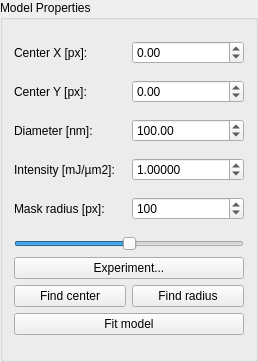
FXIhub/owl, file ui/modelProperties.ui: the form before one commit.
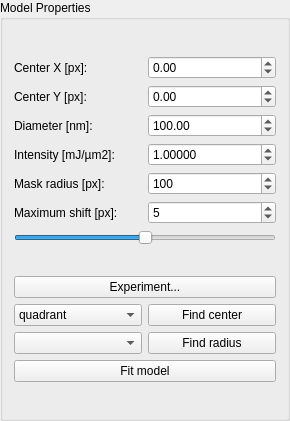
The form after the commit.

Commit message: New features for finding the center of diffraction patterns

What changed in the file:
```diff
--- a/ui/modelProperties.ui
+++ b/ui/modelProperties.ui
@@ -6,8 +6,8 @@
    <rect>
     <x>0</x>
     <y>0</y>
-    <width>258</width>
-    <height>362</height>
+    <width>290</width>
+    <height>421</height>
    </rect>
   </property>
   <property name="windowTitle">
@@ -16,6 +16,8 @@
   <property name="title">
    <string>Model Properties</string>
   </property>
+  <layout class="QGridLayout" name="gridLayout_3">
+   <item row="0" column="0">
   <layout class="QGridLayout" name="gridLayout_2">
    <item row="0" column="0">
     <widget class="QLabel" name="label">
@@ -111,9 +113,24 @@
      </property>
     </widget>
    </item>
-   <item row="5" column="0" colspan="2">
-    <layout class="QGridLayout" name="gridLayout">
-     <item row="0" column="0" colspan="2">
+     <item row="5" column="0">
+      <widget class="QLabel" name="label_6">
+       <property name="text">
+        <string>Maximum shift [px]:</string>
+       </property>
+      </widget>
+     </item>
+     <item row="5" column="1">
+      <widget class="QDoubleSpinBox" name="maximumShift">
+       <property name="decimals">
+        <number>0</number>
+       </property>
+       <property name="value">
+        <double>5.000000000000000</double>
+       </property>
+      </widget>
+     </item>
+     <item row="6" column="0" colspan="2">
       <widget class="QSlider" name="visibilitySlider">
        <property name="minimum">
         <number>-1</number>
@@ -129,20 +146,10 @@
        </property>
       </widget>
      </item>
-     <item row="1" column="0" colspan="2">
-      <widget class="QPushButton" name="experiment">
-       <property name="text">
-        <string>Experiment...</string>
-       </property>
-      </widget>
-     </item>
-     <item row="2" column="0">
-      <widget class="QPushButton" name="findCenterPushButton">
-       <property name="text">
-        <string>Find center</string>
-       </property>
-      </widget>
-     </item>
+    </layout>
+   </item>
+   <item row="1" column="0">
+    <layout class="QGridLayout" name="gridLayout">
      <item row="2" column="1">
       <widget class="QPushButton" name="findRadiusPushButton">
        <property name="text">
@@ -150,6 +157,56 @@
        </property>
       </widget>
      </item>
+     <item row="1" column="1">
+      <widget class="QPushButton" name="findCenterPushButton">
+       <property name="text">
+        <string>Find center</string>
+       </property>
+      </widget>
+     </item>
+     <item row="2" column="0">
+      <widget class="QComboBox" name="findRadiusComboBox">
+       <property name="sizePolicy">
+        <sizepolicy hsizetype="Minimum" vsizetype="Fixed">
+         <horstretch>0</horstretch>
+         <verstretch>0</verstretch>
+        </sizepolicy>
+       </property>
+      </widget>
+     </item>
+     <item row="1" column="0">
+      <widget class="QComboBox" name="findCenterMethod">
+       <property name="enabled">
+        <bool>true</bool>
+       </property>
+       <property name="sizePolicy">
+        <sizepolicy hsizetype="Minimum" vsizetype="Fixed">
+         <horstretch>0</horstretch>
+         <verstretch>0</verstretch>
+        </sizepolicy>
+       </property>
+       <item>
+        <property name="text">
+         <string>quadrant</string>
+        </property>
+       </item>
+       <item>
+        <property name="text">
+         <string>pw (fast)</string>
+        </property>
+       </item>
+       <item>
+        <property name="text">
+         <string>pw (slow)</string>
+        </property>
+       </item>
+       <item>
+        <property name="text">
+         <string>blurred</string>
+        </property>
+       </item>
+      </widget>
+     </item>
      <item row="3" column="0" colspan="2">
       <widget class="QPushButton" name="fitModelPushButton">
        <property name="text">
@@ -157,6 +214,13 @@
        </property>
       </widget>
      </item>
+     <item row="0" column="0" colspan="2">
+      <widget class="QPushButton" name="experiment">
+       <property name="text">
+        <string>Experiment...</string>
+       </property>
+      </widget>
+     </item>
     </layout>
    </item>
   </layout>
```
Lines whose indentation alone changed are shown as unchanged. The commit also changes 4 other files.
